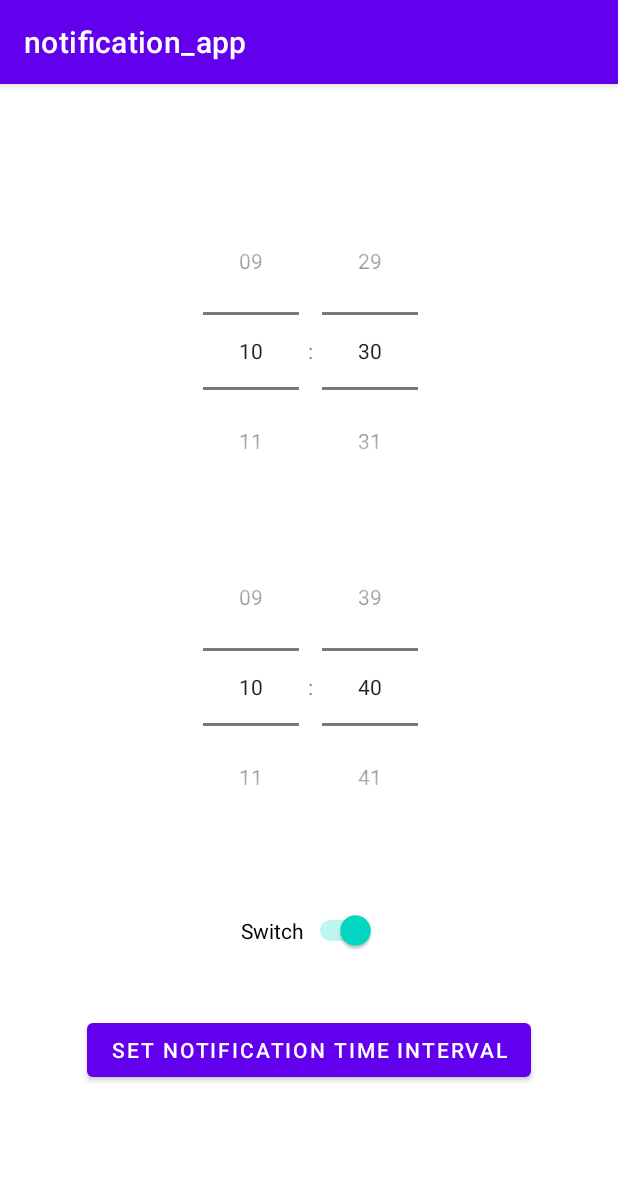
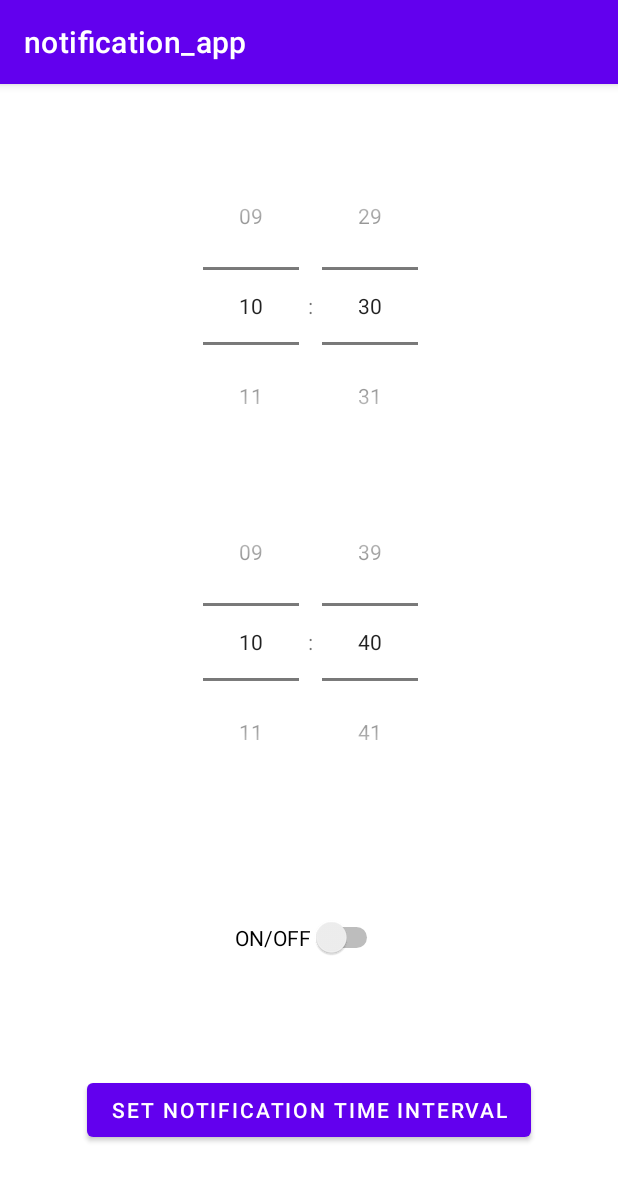
Before and after one commit to Nevaland/notification-app, an Android app: the screen it shows after launch (MainActivity), after a tap on "SET NOTIFICATION TIME INTERVAL", on a phone screen of 412 x 824 dp. Shown: the top 1181 px of the screen. Run offline under Robolectric (Android 15) with nearby library versions, the phone set to English and light mode, and no system bars; 1 other tap on this screen came first.

Commit message:
Add switch and Refactoring

```diff
--- a/app/src/main/java/nevaland/notification_app/MainActivity.java
+++ b/app/src/main/java/nevaland/notification_app/MainActivity.java
@@ -14,6 +14,7 @@ import android.os.Build;
 import android.os.Bundle;
 import android.view.View;
 import android.widget.Button;
+import android.widget.CompoundButton;
 import android.widget.Switch;
 import android.widget.TimePicker;
 import android.widget.Toast;
@@ -25,17 +26,22 @@ import java.util.GregorianCalendar;
 import java.util.Locale;
 
 public class MainActivity extends AppCompatActivity {
+    final private String NOTIFICATION_SETTINGS_FN = "notification_settings";
+    final private String NEXT_NOTIFY_TIME_KN = "nextNotifyTime";
+    final private String START_STARE_TIME_KN = "startStareTime";
+    final private String END_STARE_TIME_KN = "endStareTime";
+    final private String IS_ENABLE_KN = "isEnable";
 
     @Override
     protected void onCreate(Bundle savedInstanceState) {
         super.onCreate(savedInstanceState);
         setContentView(R.layout.activity_main);
 
-        SharedPreferences sharedPreferences = getSharedPreferences("notification_settings", MODE_PRIVATE);
-        long nextNotifyTimeMillis = sharedPreferences.getLong("nextNotifyTime", Calendar.getInstance().getTimeInMillis());
-        long startStareTimeMillis = sharedPreferences.getLong("startStareTime", Calendar.getInstance().getTimeInMillis());
-        long endStareTimeMillis = sharedPreferences.getLong("endStareTime", Calendar.getInstance().getTimeInMillis() + 600000);
-        Boolean isEnable = sharedPreferences.getBoolean("isEnable", false);
+        SharedPreferences sharedPreferences = getSharedPreferences(NOTIFICATION_SETTINGS_FN, MODE_PRIVATE);
+        long nextNotifyTimeMillis = sharedPreferences.getLong(NEXT_NOTIFY_TIME_KN, Calendar.getInstance().getTimeInMillis());
+        long startStareTimeMillis = sharedPreferences.getLong(START_STARE_TIME_KN, Calendar.getInstance().getTimeInMillis());
+        long endStareTimeMillis = sharedPreferences.getLong(END_STARE_TIME_KN, Calendar.getInstance().getTimeInMillis() + 600000);
+        Boolean isEnable = sharedPreferences.getBoolean(IS_ENABLE_KN, false);
 
         final TimePicker startTimePicker = (TimePicker) findViewById(R.id.timePicker_start);
         final TimePicker endTimePicker = (TimePicker) findViewById(R.id.timePicker_end);
@@ -45,10 +51,12 @@ public class MainActivity extends AppCompatActivity {
         setTimePickers(startTimePicker, endTimePicker, startStareTimeMillis, endStareTimeMillis);
 
         onOffSwitch.setChecked(isEnable);
-        onOffSwitch.setOnClickListener(new View.OnClickListener() {
+        onOffSwitch.setOnCheckedChangeListener(new CompoundButton.OnCheckedChangeListener() {
             @Override
-            public void onClick(View view) {
-                // TODO: Getting onOff Switch value, Saving value.
+            public void onCheckedChanged(CompoundButton compoundButton, boolean isChecked) {
+                SharedPreferences.Editor editor = getSharedPreferences(NOTIFICATION_SETTINGS_FN, MODE_PRIVATE).edit();
+                editor.putBoolean(IS_ENABLE_KN, (Boolean) isChecked);
+                editor.apply();
             }
         });
 
@@ -82,8 +90,8 @@ public class MainActivity extends AppCompatActivity {
                 Toast.makeText(getApplicationContext(),date_text + "으로 알람이 설정되었습니다!", Toast.LENGTH_SHORT).show();
 
                 //  Preference에 설정한 값 저장
-                SharedPreferences.Editor editor = getSharedPreferences("notification_settings", MODE_PRIVATE).edit();
-                editor.putLong("nextNotifyTime", (long) calendar.getTimeInMillis());
+                SharedPreferences.Editor editor = getSharedPreferences(NOTIFICATION_SETTINGS_FN, MODE_PRIVATE).edit();
+                editor.putLong(NEXT_NOTIFY_TIME_KN, (long) calendar.getTimeInMillis());
                 editor.apply();
 
                 diaryNotification(calendar);
--- a/app/src/main/res/layout/activity_main.xml
+++ b/app/src/main/res/layout/activity_main.xml
@@ -11,7 +11,7 @@
         android:id="@+id/timePicker_start"
         android:layout_width="wrap_content"
         android:layout_height="wrap_content"
-        android:layout_marginTop="72dp"
+        android:layout_marginTop="42dp"
         android:timePickerMode="spinner"
         app:layout_constraintHorizontal_bias="0.503"
         app:layout_constraintLeft_toLeftOf="parent"
@@ -35,10 +35,9 @@
         android:id="@+id/switch_onOff"
         android:layout_width="wrap_content"
         android:layout_height="wrap_content"
-        android:text="Switch"
+        android:text="ON/OFF"
         app:layout_constraintBottom_toTopOf="@+id/btn_save"
         app:layout_constraintEnd_toEndOf="parent"
-        app:layout_constraintHorizontal_bias="0.498"
         app:layout_constraintStart_toStartOf="parent"
         app:layout_constraintTop_toBottomOf="@+id/timePicker_end" />
 
@@ -46,7 +45,7 @@
         android:id="@+id/btn_save"
         android:layout_width="wrap_content"
         android:layout_height="wrap_content"
-        android:layout_marginBottom="100dp"
+        android:layout_marginBottom="60dp"
         android:text="Set Notification Time Interval"
         app:layout_constraintBottom_toBottomOf="parent"
         app:layout_constraintLeft_toLeftOf="parent"
```
